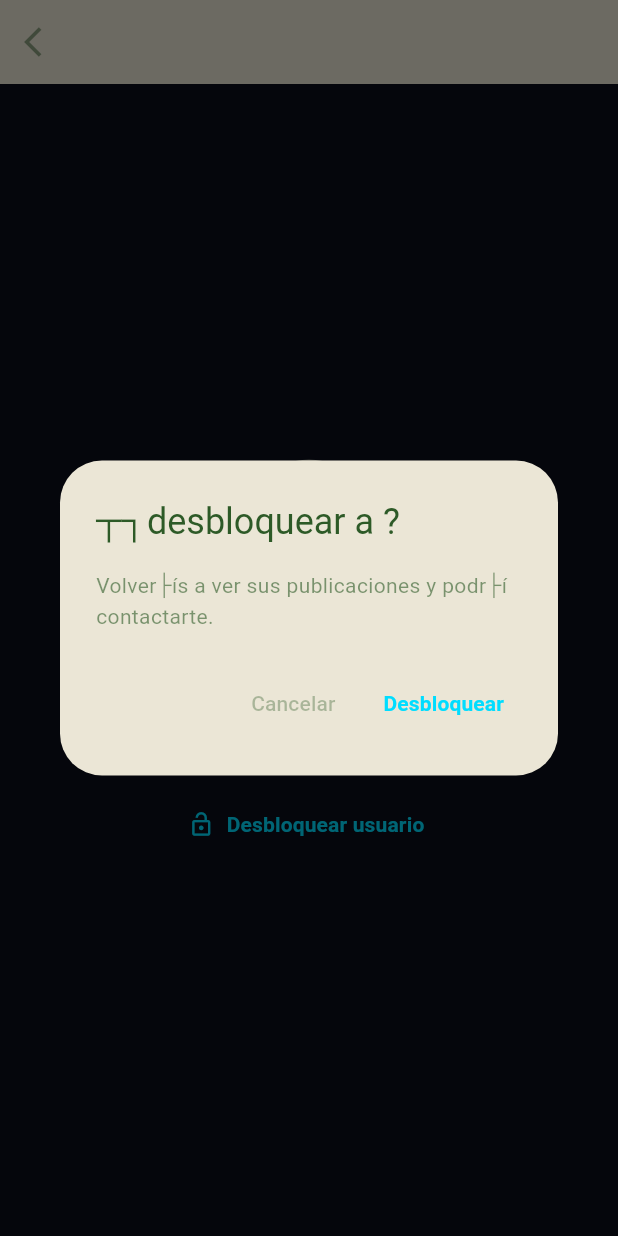
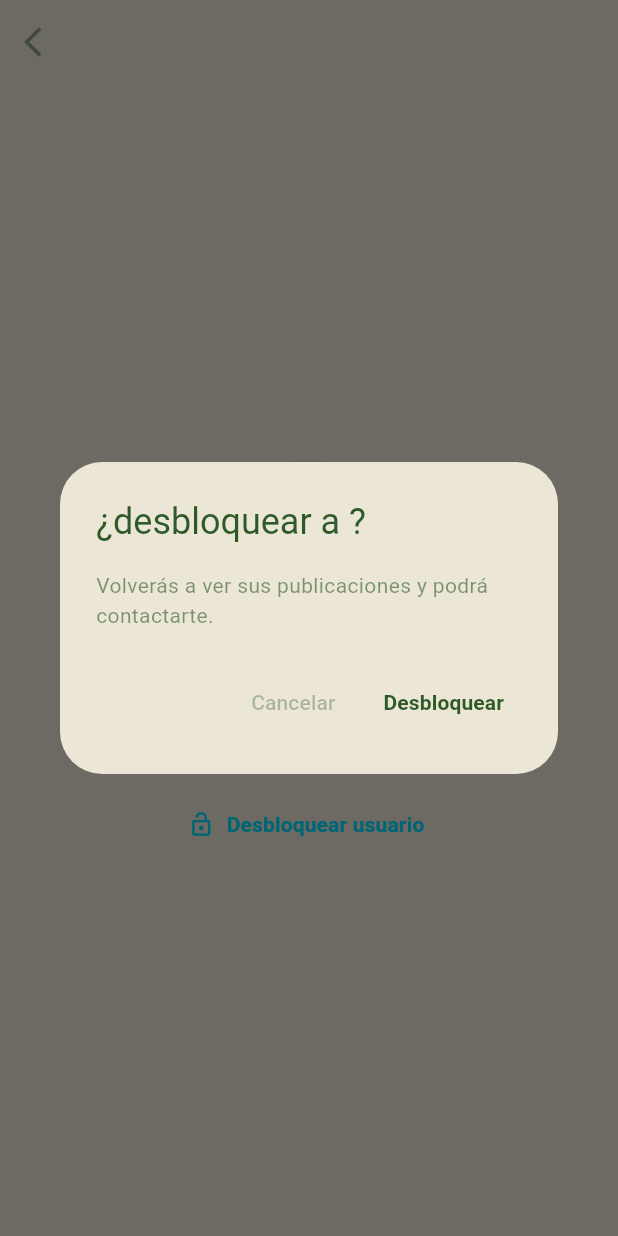
Before and after one commit to CristianDev90/BarterApp, a Flutter app: the PerfilUsuarioScreen screen opened directly with empty values, after a tap on "Desbloquear usuario", on a phone screen of 412 x 824 dp. Run offline on Flutter 3.47's test engine with Material 3 defaults, Android fonts, the phone set to English and light mode, and no system bars; our stand-ins replace cloud_firestore, firebase_auth, firebase_core, firebase_messaging, flutter_image_compress, flutter_local_notifications and 2 more; missing offline and left inert: cloudinary_public; accounts and stored records are empty; Roboto replaces fonts that are missing (Nunito).

Commit message:
Colores cambiados

```diff
--- a/lib/screens/intercambios_screen.dart
+++ b/lib/screens/intercambios_screen.dart
@@ -31,7 +31,7 @@ class _IntercambiosScreenState extends State<IntercambiosScreen>
 
   Color _colorEstado(String estado) {
     switch (estado) {
-      case 'aceptado':  return Colors.greenAccent;
+      case 'aceptado':  return const Color(0xFF2D5A27);
       case 'rechazado': return Colors.redAccent;
       case 'cancelado': return Colors.orange;
       default:          return Color(0xFF2D5A27).withValues(alpha: 0.35);
--- a/lib/screens/perfil_usuario_screen.dart
+++ b/lib/screens/perfil_usuario_screen.dart
@@ -15,9 +15,6 @@ class PerfilUsuarioScreen extends StatefulWidget {
 }
 
 class _PerfilUsuarioScreenState extends State<PerfilUsuarioScreen> {
-  static const Color _magenta = Color(0xFFCC00FF);
-  static const Color _cian = Color(0xFF00DDFF);
-  static const Color _fondo = Color(0xFF0A0E1A);
 
   final _bloqueoService = BloqueoService();
   final _miUid = FirebaseAuth.instance.currentUser?.uid ?? '';
@@ -78,13 +75,13 @@ class _PerfilUsuarioScreenState extends State<PerfilUsuarioScreen> {
       builder: (_) => AlertDialog(
         backgroundColor: const Color(0xFFEBE6D6),
         title: Text(
-          '┬┐$accion a $nombre?',
+          '¿$accion a $nombre?',
           style: TextStyle(color: Color(0xFF2D5A27)),
         ),
         content: Text(
           _estaBloqueado
-              ? 'Volver├ís a ver sus publicaciones y podr├í contactarte.'
-              : 'No ver├ís sus publicaciones ni podr├í contactarte.',
+              ? 'Volverás a ver sus publicaciones y podrá contactarte.'
+              : 'No verás sus publicaciones ni podrá contactarte.',
           style: TextStyle(color: Color(0xFF2D5A27).withValues(alpha: 0.6)),
         ),
         actions: [
@@ -98,7 +95,7 @@ class _PerfilUsuarioScreenState extends State<PerfilUsuarioScreen> {
             child: Text(
               accion[0].toUpperCase() + accion.substring(1),
               style: TextStyle(
-                color: _estaBloqueado ? _cian : Colors.redAccent,
+                color: _estaBloqueado ? const Color(0xFF2D5A27) : Colors.redAccent,
                 fontWeight: FontWeight.bold,
               ),
             ),
@@ -155,16 +152,11 @@ class _PerfilUsuarioScreenState extends State<PerfilUsuarioScreen> {
         icon: Icon(Icons.arrow_back_ios, color: Color(0xFF2D5A27).withValues(alpha: 0.5)),
         onPressed: () => Navigator.pop(context),
       ),
-      title: ShaderMask(
-        shaderCallback: (bounds) =>
-            const LinearGradient(colors: [_magenta, _cian])
-                .createShader(bounds),
-        child: Text(
+      title: Text(
           nombre,
-          style: TextStyle(
+          style: const TextStyle(
               fontWeight: FontWeight.bold, fontSize: 20, color: Color(0xFF2D5A27)),
         ),
-      ),
       actions: [
         if (widget.userId != _miUid)
           PopupMenuButton<String>(
@@ -206,7 +198,7 @@ class _PerfilUsuarioScreenState extends State<PerfilUsuarioScreen> {
                       _estaBloqueado
                           ? Icons.lock_open_outlined
                           : Icons.block,
-                      color: _estaBloqueado ? _cian : Colors.redAccent,
+                      color: _estaBloqueado ? const Color(0xFF2D5A27) : Colors.redAccent,
                       size: 20,
                     ),
                     const SizedBox(width: 10),
@@ -230,9 +222,9 @@ class _PerfilUsuarioScreenState extends State<PerfilUsuarioScreen> {
     // ÔöÇÔöÇ Pantalla de carga inicial ÔöÇÔöÇÔöÇÔöÇÔöÇÔöÇÔöÇÔöÇÔöÇÔöÇÔöÇÔöÇÔöÇÔöÇÔöÇÔöÇÔöÇÔöÇÔöÇÔöÇÔöÇÔöÇÔöÇÔöÇÔöÇÔöÇÔöÇÔöÇÔöÇÔöÇÔöÇÔöÇÔöÇÔöÇÔöÇÔöÇÔöÇÔöÇÔöÇÔöÇ
     if (_cargando) {
       return const Scaffold(
-        backgroundColor: Color(0xFF0A0E1A),
+        backgroundColor: Color(0xFFEBE6D6),
         body: Center(
-            child: CircularProgressIndicator(color: Color(0xFF00DDFF))),
+            child: CircularProgressIndicator(color: Color(0xFF2D5A27))),
       );
     }
 
@@ -243,7 +235,7 @@ class _PerfilUsuarioScreenState extends State<PerfilUsuarioScreen> {
     // ÔöÇÔöÇ BUG 4 FIX: guard ÔÇö usuario bloqueado ve pantalla bloqueada ÔöÇÔöÇÔöÇÔöÇÔöÇÔöÇÔöÇÔöÇ
     if (_estaBloqueado) {
       return Scaffold(
-        backgroundColor: _fondo,
+        backgroundColor: const Color(0xFFEBE6D6),
         appBar: _buildAppBar(nombre),
         body: Center(
           child: Column(
@@ -293,7 +285,7 @@ class _PerfilUsuarioScreenState extends State<PerfilUsuarioScreen> {
 
     // ÔöÇÔöÇ Perfil normal (no bloqueado) ÔöÇÔöÇÔöÇÔöÇÔöÇÔöÇÔöÇÔöÇÔöÇÔöÇÔöÇÔöÇÔöÇÔöÇÔöÇÔöÇÔöÇÔöÇÔöÇÔöÇÔöÇÔöÇÔöÇÔöÇÔöÇÔöÇÔöÇÔöÇÔöÇÔöÇÔöÇÔöÇÔöÇÔöÇÔöÇÔöÇÔöÇ
     return Scaffold(
-      backgroundColor: _fondo,
+      backgroundColor: const Color(0xFFEBE6D6),
       appBar: _buildAppBar(nombre),
       body: SingleChildScrollView(
         padding: const EdgeInsets.all(20),
@@ -309,10 +301,7 @@ class _PerfilUsuarioScreenState extends State<PerfilUsuarioScreen> {
                     width: 100,
                     height: 100,
                     decoration: BoxDecoration(
-                      gradient: const LinearGradient(
-                          colors: [_magenta, _cian],
-                          begin: Alignment.topLeft,
-                          end: Alignment.bottomRight),
+                      color: const Color(0xFF2D5A27),
                       borderRadius: BorderRadius.circular(50),
                     ),
                     child: ClipRRect(
@@ -326,7 +315,7 @@ class _PerfilUsuarioScreenState extends State<PerfilUsuarioScreen> {
                                     ? nombre[0].toUpperCase()
                                     : 'U',
                                 style: TextStyle(
-                                    color: Color(0xFF2D5A27),
+                                    color: Color(0xFFEBE6D6),
                                     fontSize: 42,
                                     fontWeight: FontWeight.bold),
                               ),
@@ -364,13 +353,8 @@ class _PerfilUsuarioScreenState extends State<PerfilUsuarioScreen> {
                   ),
                   child: Row(
                     children: [
-                      ShaderMask(
-                        shaderCallback: (bounds) =>
-                            const LinearGradient(colors: [_magenta, _cian])
-                                .createShader(bounds),
-                        child: Icon(Icons.swap_horiz,
+                      Icon(Icons.swap_horiz,
                             color: Color(0xFF2D5A27), size: 28),
-                      ),
                       const SizedBox(width: 16),
                       Expanded(
                         child: Text('Trueques realizados',
@@ -415,19 +399,14 @@ class _PerfilUsuarioScreenState extends State<PerfilUsuarioScreen> {
                   ),
                   child: Row(
                     children: [
-                      ShaderMask(
-                        shaderCallback: (bounds) =>
-                            const LinearGradient(colors: [_magenta, _cian])
-                                .createShader(bounds),
-                        child: Icon(Icons.star_outline,
+                      Icon(Icons.star_outline,
                             color: Color(0xFF2D5A27), size: 28),
-                      ),
                       const SizedBox(width: 16),
                       Expanded(
                         child: Column(
                           crossAxisAlignment: CrossAxisAlignment.start,
                           children: [
-                            Text('Calificaci├│n',
+                            Text('Calificación',
                                 style: TextStyle(
                                     color: Color(0xFF2D5A27).withValues(alpha: 0.6), fontSize: 14)),
                             if (total > 0) ...[
@@ -463,16 +442,11 @@ class _PerfilUsuarioScreenState extends State<PerfilUsuarioScreen> {
             ),
             const SizedBox(height: 32),
 
-            ShaderMask(
-              shaderCallback: (bounds) =>
-                  const LinearGradient(colors: [_magenta, _cian])
-                      .createShader(bounds),
-              child: Text('Rese├▒as recibidas',
-                  style: TextStyle(
+            Text('Reseñas recibidas',
+                  style: const TextStyle(
                       color: Color(0xFF2D5A27),
                       fontSize: 18,
                       fontWeight: FontWeight.bold)),
-            ),
             const SizedBox(height: 14),
 
             StreamBuilder<QuerySnapshot>(
@@ -485,7 +459,7 @@ class _PerfilUsuarioScreenState extends State<PerfilUsuarioScreen> {
                 if (snap.connectionState == ConnectionState.waiting) {
                   return const Center(
                       child: CircularProgressIndicator(
-                          color: Color(0xFF00DDFF)));
+                          color: Color(0xFF2D5A27)));
                 }
 
                 if (!snap.hasData || snap.data!.docs.isEmpty) {
@@ -498,7 +472,7 @@ class _PerfilUsuarioScreenState extends State<PerfilUsuarioScreen> {
                       border: Border.all(color: Color(0xFF2D5A27).withValues(alpha: 0.08)),
                     ),
                     child: Center(
-                      child: Text('A├║n no tiene rese├▒as',
+                      child: Text('Aún no tiene reseñas',
                           style: TextStyle(
                               color: Color(0xFF2D5A27).withValues(alpha: 0.35), fontSize: 14)),
                     ),
@@ -546,8 +520,7 @@ class _PerfilUsuarioScreenState extends State<PerfilUsuarioScreen> {
                                     width: 38,
                                     height: 38,
                                     decoration: BoxDecoration(
-                                      gradient: const LinearGradient(
-                                          colors: [_magenta, _cian]),
+                                      color: const Color(0xFF2D5A27),
                                       borderRadius:
                                           BorderRadius.circular(19),
                                     ),
@@ -563,8 +536,8 @@ class _PerfilUsuarioScreenState extends State<PerfilUsuarioScreen> {
                                                     ? nombreDe[0]
                                                         .toUpperCase()
                                                     : 'U',
-                                                style: TextStyle(
-                                                    color: Color(0xFF2D5A27),
+                                                style: const TextStyle(
+                                                    color: Color(0xFFEBE6D6),
                                                     fontWeight:
                                                         FontWeight.bold,
                                                     fontSize: 16),
@@ -631,16 +604,11 @@ class _PerfilUsuarioScreenState extends State<PerfilUsuarioScreen> {
             ),
             const SizedBox(height: 32),
 
-            ShaderMask(
-              shaderCallback: (bounds) =>
-                  const LinearGradient(colors: [_magenta, _cian])
-                      .createShader(bounds),
-              child: Text('Publicaciones de $nombre',
+            Text('Publicaciones de $nombre',
                   style: TextStyle(
-                      color: Color(0xFF2D5A27),
+                      color: const Color(0xFF2D5A27),
                       fontSize: 18,
                       fontWeight: FontWeight.bold)),
-            ),
             const SizedBox(height: 14),
 
             StreamBuilder<QuerySnapshot>(
@@ -654,7 +622,7 @@ class _PerfilUsuarioScreenState extends State<PerfilUsuarioScreen> {
                 if (snap.connectionState == ConnectionState.waiting) {
                   return const Center(
                       child: CircularProgressIndicator(
-                          color: Color(0xFF00DDFF)));
+                          color: Color(0xFF2D5A27)));
                 }
 
                 if (!snap.hasData || snap.data!.docs.isEmpty) {
@@ -667,7 +635,7 @@ class _PerfilUsuarioScreenState extends State<PerfilUsuarioScreen> {
                       border: Border.all(color: Color(0xFF2D5A27).withValues(alpha: 0.08)),
                     ),
                     child: Center(
-                      child: Text('No tiene publicaciones a├║n',
+                      child: Text('No tiene publicaciones aún',
                           style: TextStyle(
                               color: Color(0xFF2D5A27).withValues(alpha: 0.35), fontSize: 14)),
                     ),
@@ -762,18 +730,14 @@ class _PerfilUsuarioScreenState extends State<PerfilUsuarioScreen> {
                                               horizontal: 8,
                                               vertical: 3),
                                       decoration: BoxDecoration(
-                                        gradient:
-                                            const LinearGradient(
-                                                colors: [
-                                              _magenta,
-                                              _cian
-                                            ]),
+                                        color: const Color(0xFF2D5A27).withValues(alpha: 0.12),
+                                        border: Border.all(color: const Color(0xFF2D5A27), width: 1),
                                         borderRadius:
                                             BorderRadius.circular(20),
                                       ),
                                       child: Text(
                                           pub['categoria'] ?? '',
-                                          style: TextStyle(
+                                          style: const TextStyle(
                                               color: Color(0xFF2D5A27),
                                               fontSize: 11,
                                               fontWeight:
--- a/lib/screens/proponer_intercambio_screen.dart
+++ b/lib/screens/proponer_intercambio_screen.dart
@@ -179,13 +179,13 @@ class _ProponerIntercambioScreenState
                     ),
                   ),
                   child: _cargando
-                      ? const CircularProgressIndicator(color: Color(0xFF2D5A27))
-                      : Text(
+                      ? const CircularProgressIndicator(color: Colors.white)
+                      : const Text(
                           'Enviar propuesta',
                           style: TextStyle(
                             fontSize: 16,
                             fontWeight: FontWeight.bold,
-                            color: Color(0xFF2D5A27),
+                            color: Colors.white,
                           ),
                         ),
                 ),
```
Also changed, not shown: lib/screens/chat_screen.dart (+15 -24 lines), lib/screens/detalle_publicacion_screen.dart (+4 -4 lines).
